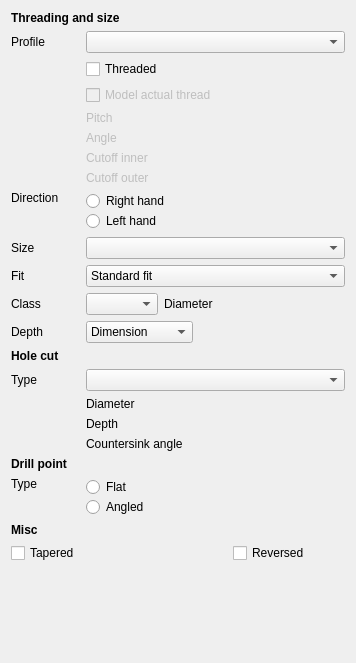
First picture: the form in src/Mod/PartDesign/Gui/TaskHoleParameters.ui, repository mwganson/FreeCAD, before the edit.
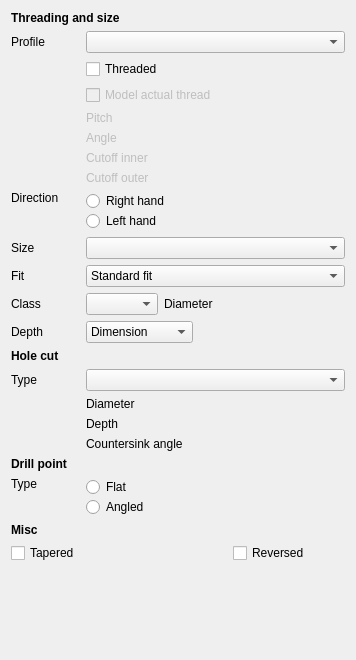
Second picture: the form after the edit. Custom widgets are drawn as their Qt base class.

```diff
--- a/src/Mod/PartDesign/Gui/TaskHoleParameters.ui
+++ b/src/Mod/PartDesign/Gui/TaskHoleParameters.ui
@@ -7,7 +7,7 @@
     <x>0</x>
     <y>0</y>
     <width>356</width>
-    <height>663</height>
+    <height>660</height>
    </rect>
   </property>
   <property name="windowTitle">
```
